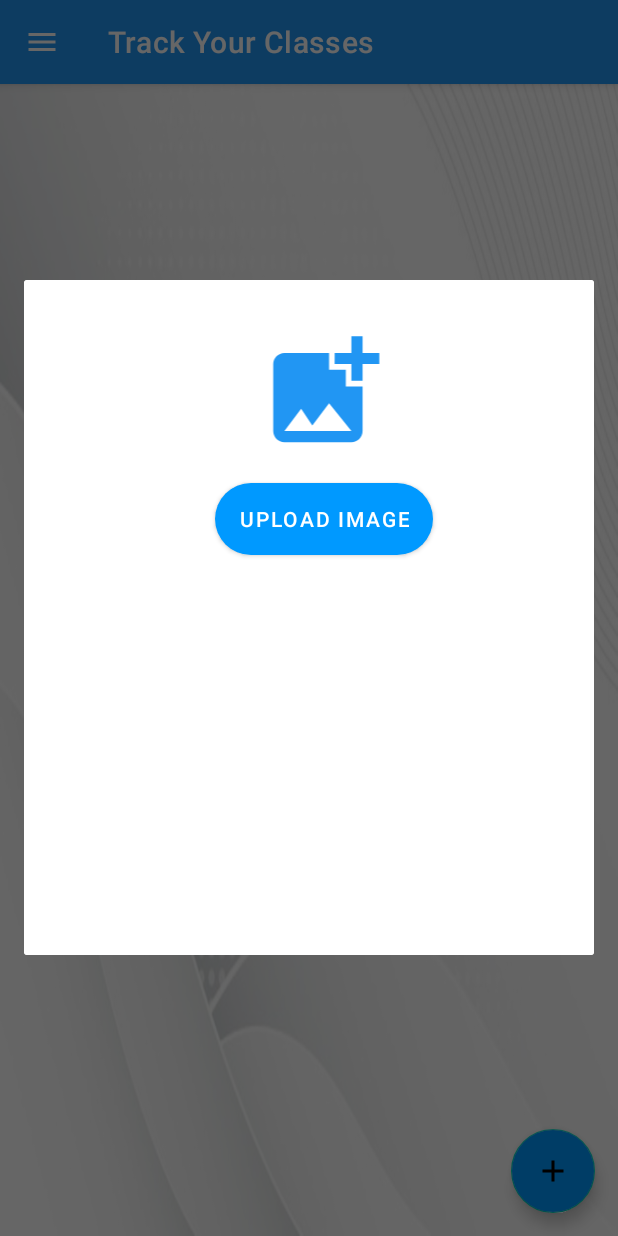
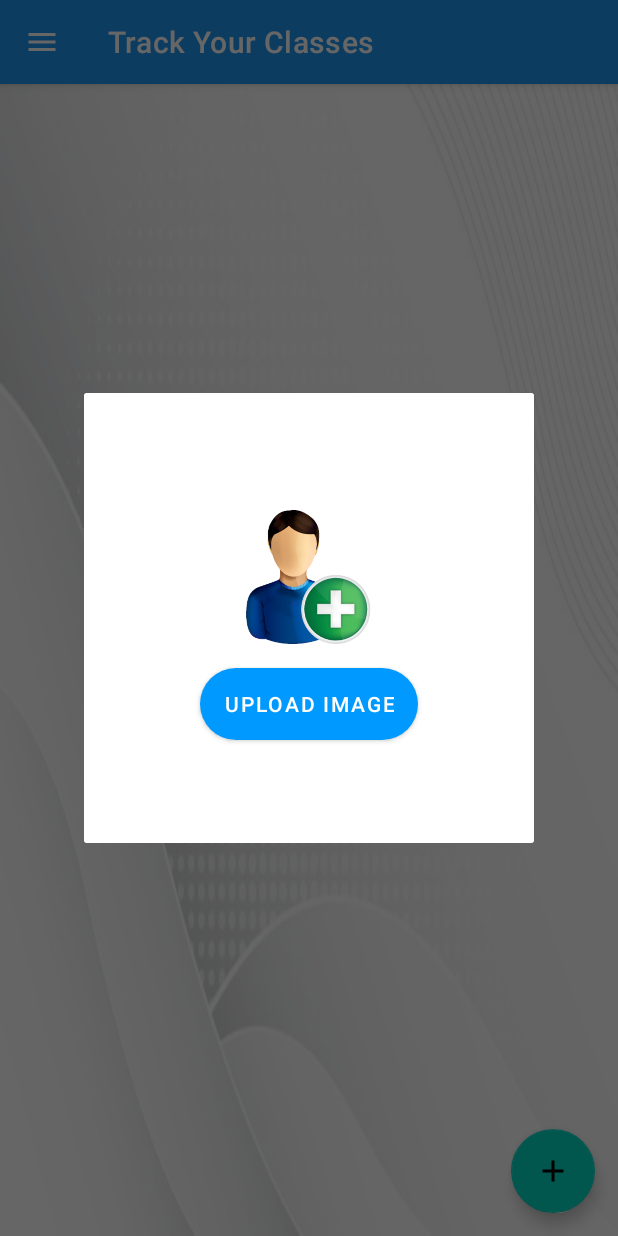
Before and after one commit to Emad-ahmed/Track_Your_Classes, an Android app: the ProfileActivity screen opened directly, with no data from a screen before it, in the side drawer, after a tap on "Edit Profile", on a phone screen of 412 x 824 dp. Run offline under Robolectric (Android 15) with nearby library versions, the light colour scheme and no system bars; our stand-ins replace CircleImageView, Firebase (no records; nobody signed in at launch, a user with empty details on screens opened directly).

Commit message:
Change Some Design

```diff
--- a/app/src/main/res/layout/activity_profile.xml
+++ b/app/src/main/res/layout/activity_profile.xml
@@ -31,9 +31,9 @@ tools:context=".ProfileActivity">
             android:id="@+id/swipeRefreshLayoutID"
             android:layout_width="match_parent"
             android:layout_height="match_parent"
-            android:background="@drawable/img10"
             android:layout_below="@id/AppBar"
-            android:layout_marginTop="0dp">
+            android:layout_marginTop="0dp"
+            android:background="@drawable/img10">
 
             <androidx.recyclerview.widget.RecyclerView
                 android:id="@+id/recyclerViewID"
@@ -49,16 +49,15 @@ tools:context=".ProfileActivity">
             android:id="@+id/floatingactionBtnID"
             android:layout_width="100dp"
             android:layout_height="wrap_content"
+            android:layout_alignParentEnd="true"
+            android:layout_alignParentBottom="true"
             android:layout_marginStart="55dp"
             android:layout_marginTop="1dp"
             android:layout_marginEnd="15dp"
             android:layout_marginBottom="15dp"
-            app:rippleColor="@color/purple_200"
-            android:layout_alignParentBottom="true"
-            android:layout_alignParentEnd="true"
-            android:backgroundTint="@color/color_primary"
+            android:background="@drawable/float1"
             android:src="@drawable/ic_add"
-            />
+            app:rippleColor="@color/purple_200" />
 
     </RelativeLayout>
 
--- a/app/src/main/res/layout/dialog_for_edit_profile.xml
+++ b/app/src/main/res/layout/dialog_for_edit_profile.xml
@@ -5,9 +5,9 @@
     android:layout_height="match_parent">
 
     <LinearLayout
-        android:layout_width="400dp"
-        android:layout_height="450dp"
-        android:layout_gravity="center"
+        android:layout_width="300dp"
+        android:layout_height="300dp"
+        android:gravity="center"
         android:background="@color/white"
         android:orientation="vertical"
         android:padding="20dp">
@@ -18,7 +18,7 @@
             android:layout_width="91dp"
             android:layout_height="89dp"
             android:layout_marginTop="10dp"
-            app:srcCompat="@drawable/ic_add_photo_alternate_24" />
+            app:srcCompat="@drawable/addiamge1" />
 
         <Button
             android:layout_gravity="center"
```
Also changed, not shown: app/src/main/res/layout/activity_class_info.xml (+20 -2 lines), app/src/main/res/layout/cardview_for_post.xml (+2 -6 lines), app/src/main/res/drawable-v24/addiamge1.png (added), app/src/main/res/drawable-v24/float1.png (added), app/src/main/res/drawable-v24/myline1.png (added), app/src/main/res/drawable-v24/underline.png (added).
